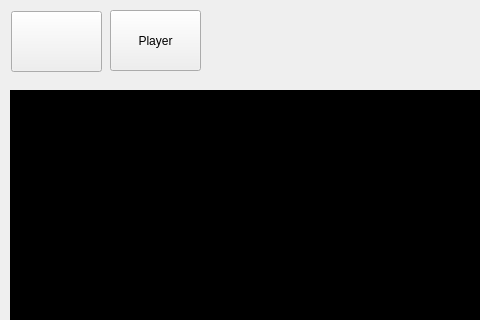
Qt form ui/UiUserPage.ui (sanket1211996/HawkEye) before a commit; both pictures show x 0 to 480 and y 0 to 320 of the 1360 by 730 pixel window.
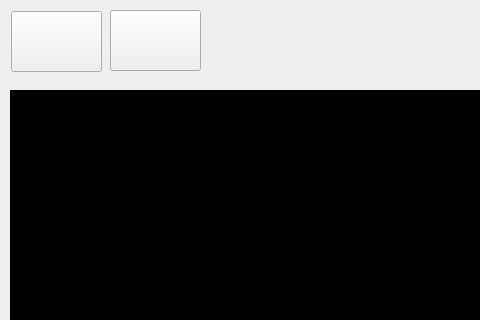
The same form after that commit. Icons and pictures are not drawn.

```diff
--- a/ui/UiUserPage.ui
+++ b/ui/UiUserPage.ui
@@ -678,8 +678,11 @@
       <height>61</height>
      </rect>
     </property>
+    <property name="styleSheet">
+     <string notr="true">background-image: url(:/UserPage/images/blue-music-player-logo-icon-66118.png);</string>
+    </property>
     <property name="text">
-     <string>Player</string>
+     <string/>
     </property>
    </widget>
    <widget class="QPushButton" name="pushButton_logout">
```
Left out of the diff: 3 changed lines with no effect on the pictures.
